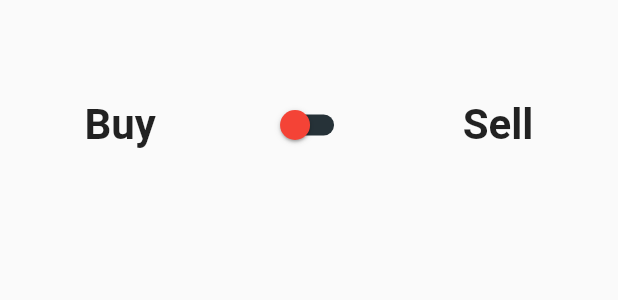
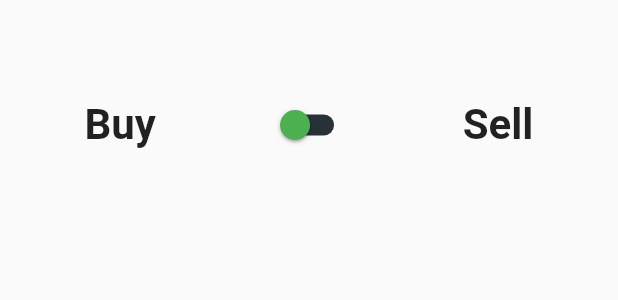
Before and after one commit to gustarrafil/SI700-Mobile-2021.1, a Flutter app: the TradeView widget shown alone on an empty page, opened directly, on a phone screen of 412 x 824 dp. Shown: the part 166-466 px from the top of the screen. Run offline on Flutter 3.47's test engine with Material 2 defaults, Android fonts, the phone set to English and light mode, and no system bars; our stand-ins replace charts_flutter.

Commit message:
inversao cor switch

```diff
--- a/cripose/lib/view/TradeView.dart
+++ b/cripose/lib/view/TradeView.dart
@@ -61,8 +61,8 @@ class _TradeViewState extends State<TradeView> {
                 crossFadeFirst = value;
               });
             },
-            activeColor: Colors.green,
-            inactiveThumbColor: Colors.red,
+            activeColor: Colors.red,
+            inactiveThumbColor: Colors.green,
           ),
           Text("Sell",
               style: TextStyle(fontWeight: FontWeight.bold, fontSize: 28)),
```
